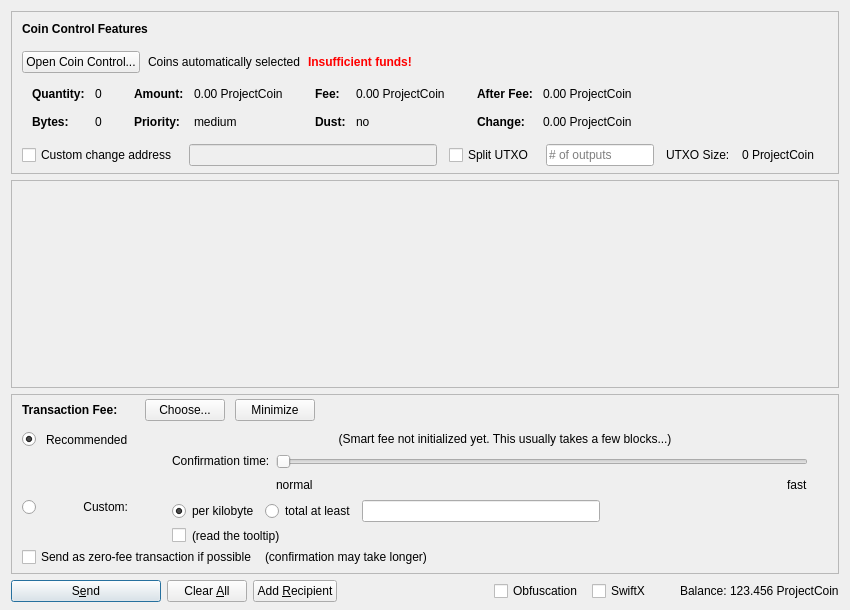
Before: the Qt Designer form src/qt/forms/sendcoinsdialog.ui in nscoins/nscoincore, drawn with Qt 5.
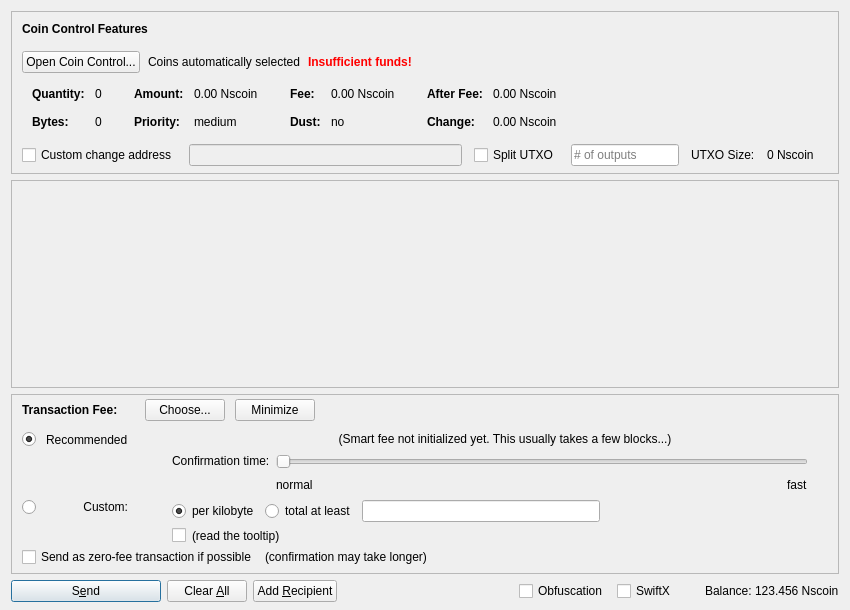
After: the same form once the commit is applied. Icons and pictures are not drawn. Custom widgets are drawn as their Qt base class.

The edit to the form file:
```diff
--- a/src/qt/forms/sendcoinsdialog.ui
+++ b/src/qt/forms/sendcoinsdialog.ui
@@ -324,7 +324,7 @@
                   <enum>Qt::ActionsContextMenu</enum>
                  </property>
                  <property name="text">
-                  <string notr="true">0.00 ProjectCoin</string>
+                  <string notr="true">0.00 Nscoin</string>
                  </property>
                  <property name="textInteractionFlags">
                   <set>Qt::LinksAccessibleByMouse|Qt::TextSelectableByKeyboard|Qt::TextSelectableByMouse</set>
@@ -404,7 +404,7 @@
                   <enum>Qt::ActionsContextMenu</enum>
                  </property>
                  <property name="text">
-                  <string notr="true">0.00 ProjectCoin</string>
+                  <string notr="true">0.00 Nscoin</string>
                  </property>
                  <property name="textInteractionFlags">
                   <set>Qt::LinksAccessibleByMouse|Qt::TextSelectableByKeyboard|Qt::TextSelectableByMouse</set>
@@ -484,7 +484,7 @@
                   <enum>Qt::ActionsContextMenu</enum>
                  </property>
                  <property name="text">
-                  <string notr="true">0.00 ProjectCoin</string>
+                  <string notr="true">0.00 Nscoin</string>
                  </property>
                  <property name="textInteractionFlags">
                   <set>Qt::LinksAccessibleByMouse|Qt::TextSelectableByKeyboard|Qt::TextSelectableByMouse</set>
@@ -513,7 +513,7 @@
                   <enum>Qt::ActionsContextMenu</enum>
                  </property>
                  <property name="text">
-                  <string notr="true">0.00 ProjectCoin</string>
+                  <string notr="true">0.00 Nscoin</string>
                  </property>
                  <property name="textInteractionFlags">
                   <set>Qt::LinksAccessibleByMouse|Qt::TextSelectableByKeyboard|Qt::TextSelectableByMouse</set>
@@ -594,7 +594,7 @@
           <item>
            <widget class="QLabel" name="labelBlockSize">
             <property name="text">
-             <string>0 ProjectCoin</string>
+             <string>0 Nscoin</string>
             </property>
            </widget>
           </item>
@@ -1435,7 +1435,7 @@
           <cursorShape>IBeamCursor</cursorShape>
          </property>
          <property name="text">
-          <string notr="true">123.456 ProjectCoin</string>
+          <string notr="true">123.456 Nscoin</string>
          </property>
          <property name="textInteractionFlags">
           <set>Qt::LinksAccessibleByMouse|Qt::TextSelectableByKeyboard|Qt::TextSelectableByMouse</set>
```
Left out of the diff: 16 changed lines with no effect on the pictures.
